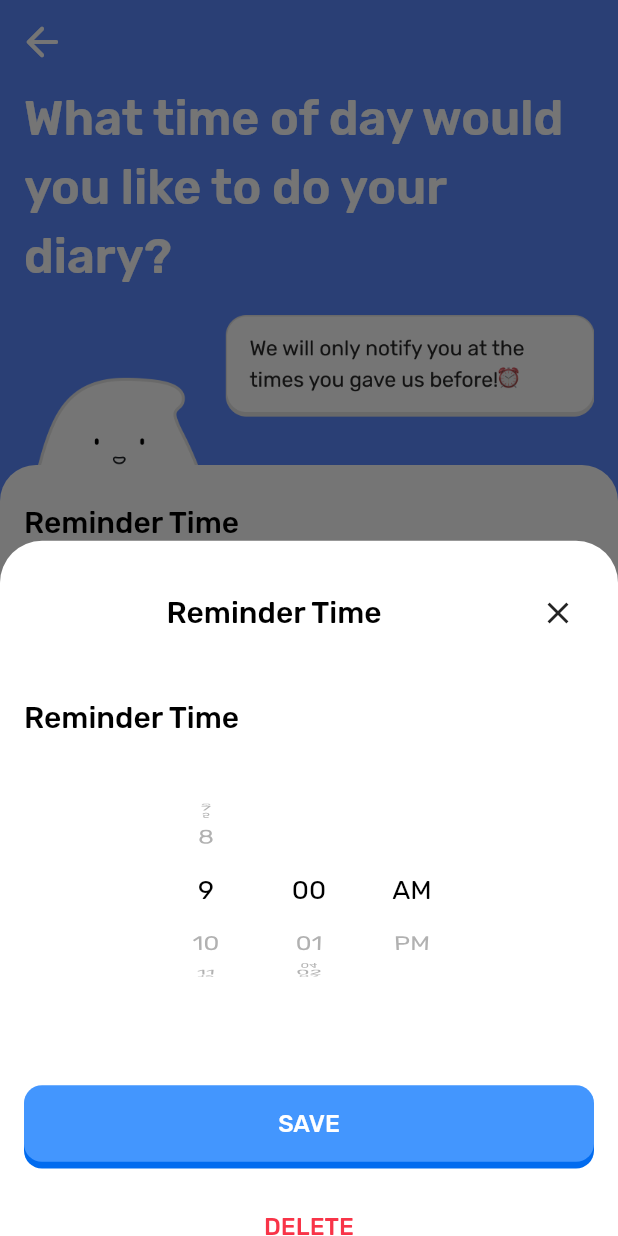
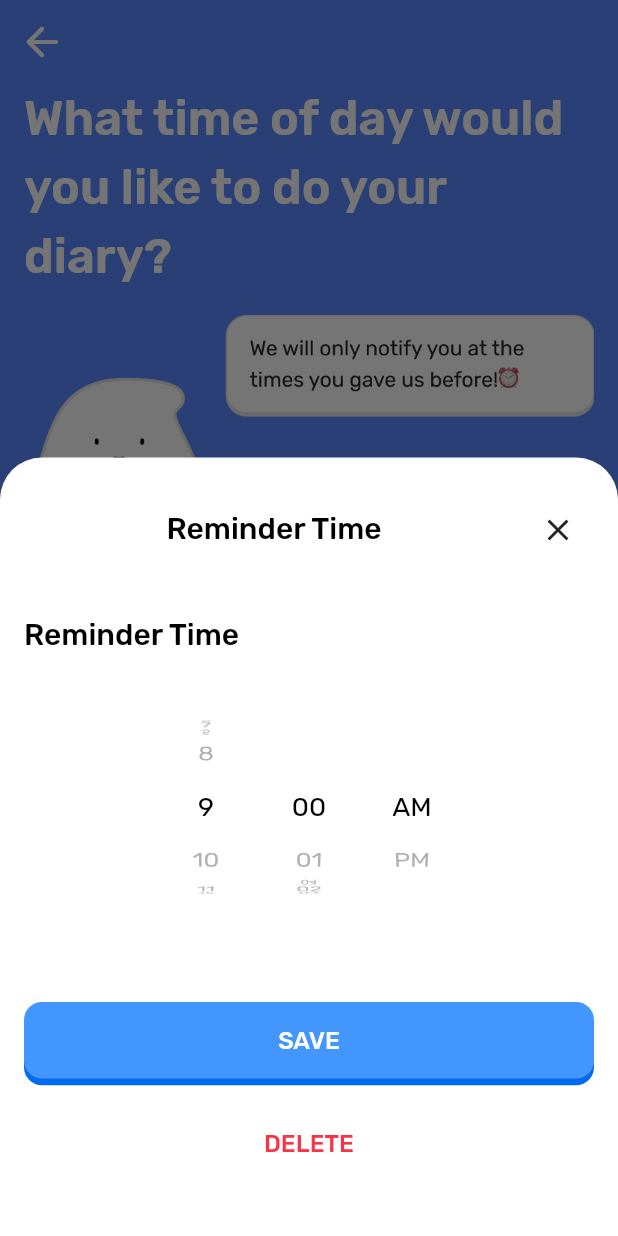
Before and after one commit to AppHatchery/Fabla-Front-end, a Flutter app: the ActiveTimePage screen opened directly, after a tap on the "edit" icon, on a phone screen of 412 x 824 dp. Run offline on Flutter 3.47's test engine with Material 2 defaults, Android fonts, the phone set to English and light mode, and no system bars; our stand-ins replace audioplayers, awesome_notifications, bloc, equatable, flutter_bloc, flutter_screenutil and 6 more; missing offline and left inert: amplify_auth_cognito, amplify_flutter, amplify_storage_s3, audio_session, aws_common, flutter_sound; accounts and stored records are empty; generated files the repository leaves out were written again.

Commit message:
Changes added on the active_time_tile.dart file

```diff
--- a/lib/screens/onboarding/presentation/widgets/active_time_tile.dart
+++ b/lib/screens/onboarding/presentation/widgets/active_time_tile.dart
@@ -8,7 +8,8 @@
   final TimeOfDay time;
   final VoidCallback delete;
   final ValueChanged<TimeOfDay>? edit;
-  const ActiveTimeTile({super.key, required this.time, required this.delete, this.edit});
+  const ActiveTimeTile(
+      {super.key, required this.time, required this.delete, this.edit});
 
   @override
   State<ActiveTimeTile> createState() => _ActiveTimeTileState();
@@ -74,22 +75,23 @@
   void pickDate(TimeOfDay? date) async {
     final time = await showModalBottomSheet(
         backgroundColor: CustomColors.fillWhite,
+        isScrollControlled: true,
         context: context,
-        builder: (context) => Wrap(
-              children: [
-                CustomTimePicker(
+        builder: (context) => LayoutBuilder(builder: (context, constraints) {
+              return SingleChildScrollView(
+                child: CustomTimePicker(
                   date: date,
                   onDelete: () => date != null ? widget.delete() : null,
                 ),
-              ],
-            ));
+              );
+            }));
 
     if (time != null) {
       setState(() {
         timeOfDay = time;
         getPeriod(timeOfDay.hour);
       });
-       widget.edit!(timeOfDay);
+      widget.edit!(timeOfDay);
     }
   }
 }
```
